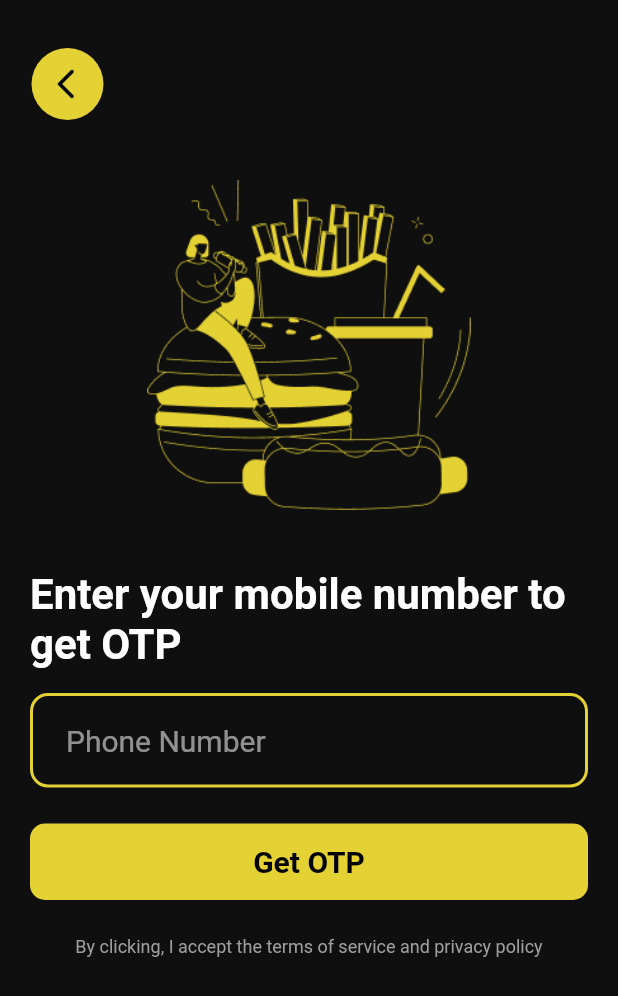
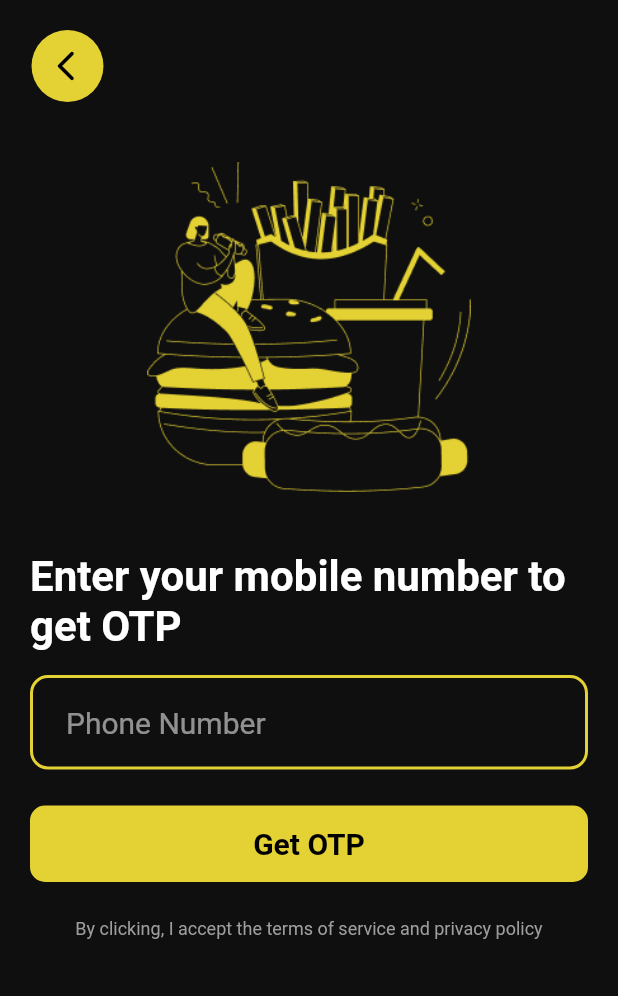
Before and after one commit to dhaladitya108/eatIt, a Flutter app: the screen it shows after launch, on a phone screen of 412 x 824 dp. Shown: the top 996 px of the screen. Run offline on Flutter 3.47's test engine with Material 2 defaults, Android fonts, the phone set to English and light mode, and no system bars; our stand-ins replace go_router, pinput.

Commit message:
added safe area before scaffold

```diff
--- a/lib/widgets/auth_screen.dart
+++ b/lib/widgets/auth_screen.dart
@@ -9,10 +9,11 @@ class AuthScreen extends StatelessWidget {
 
   @override
   Widget build(BuildContext context) {
-    return Scaffold(
+    return SafeArea(
+      child: Scaffold(
         body: Padding(
             padding:
-              const EdgeInsets.only(top: 32, left: 20, bottom: 16, right: 20),
+                const EdgeInsets.all(20),
             child: SingleChildScrollView(
               child: Column(
                 children: [
@@ -45,6 +46,7 @@ class AuthScreen extends StatelessWidget {
                 ],
               ),
             )),
+      ),
     );
   }
 }
```
Lines whose indentation alone changed are shown as unchanged.
